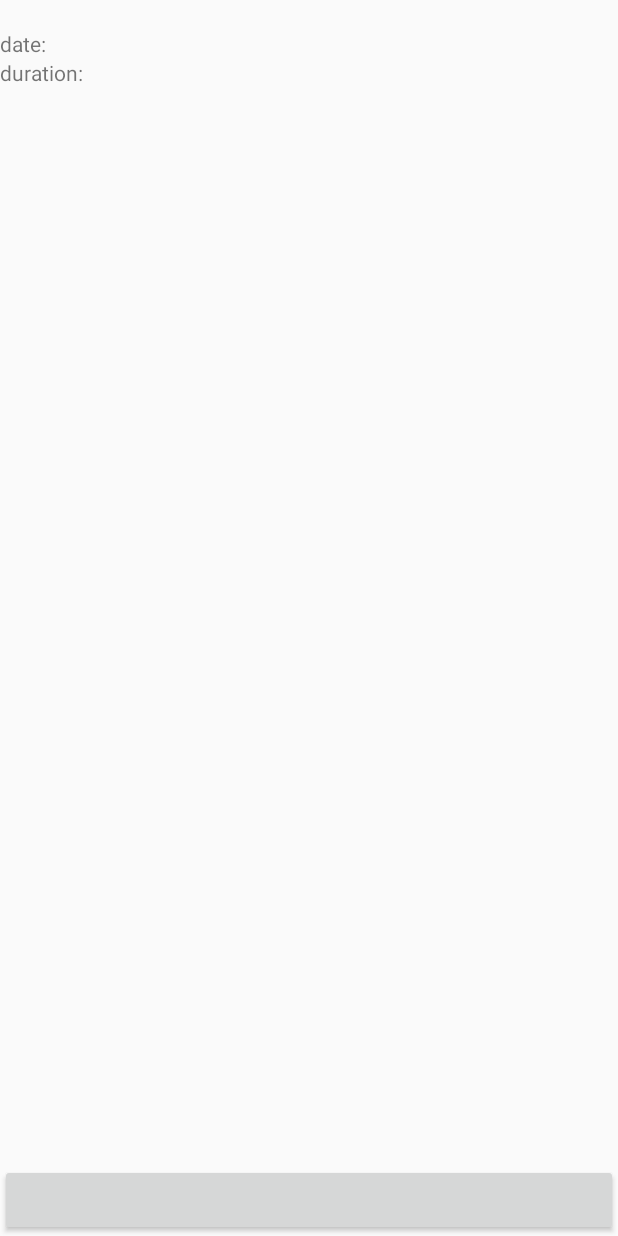
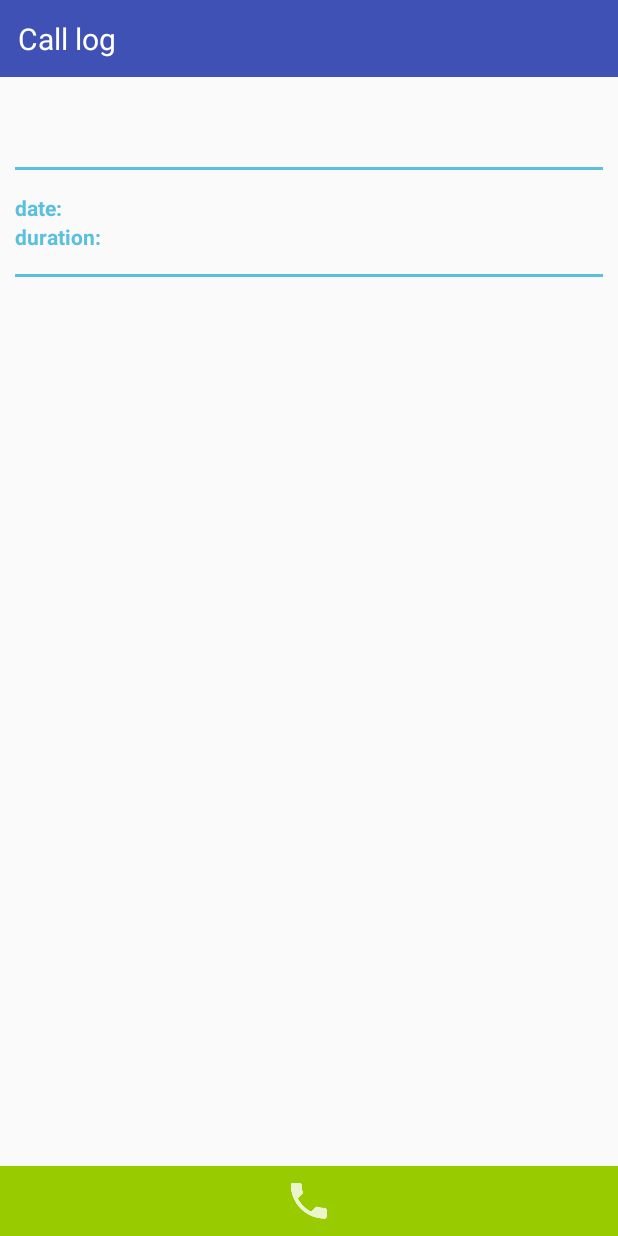
Before and after one commit to velev1/Learning-Android, an Android app: the CallLogDetails screen opened directly, with no data from a screen before it, on a phone screen of 412 x 824 dp. Run offline under Robolectric (Android 15) with nearby library versions, the phone set to English and light mode, and no system bars; 4 statements that could not run were skipped.

Commit message:
update layout

```diff
--- a/Phonebook/app/src/main/res/layout/activity_add_contact.xml
+++ b/Phonebook/app/src/main/res/layout/activity_add_contact.xml
@@ -12,13 +12,15 @@
         android:orientation="vertical">
 
         <TextView
-            android:layout_width="wrap_content"
+            android:id="@+id/header"
+            android:layout_width="match_parent"
             android:layout_height="wrap_content"
             android:layout_gravity="center"
-            android:layout_marginTop="5dp"
-            android:text="@string/add_contact"
-            android:textSize="25sp"
-            android:textStyle="bold" />
+            android:background="@color/colorPrimary"
+            android:padding="12dp"
+            android:text="Add contact"
+            android:textColor="#fff"
+            android:textSize="20sp" />
 
         <EditText
             android:id="@+id/et_name"
--- a/Phonebook/app/src/main/res/layout/activity_call_log_details.xml
+++ b/Phonebook/app/src/main/res/layout/activity_call_log_details.xml
@@ -11,47 +11,101 @@
         android:layout_height="match_parent">
 
         <TextView
+            android:id="@+id/header"
+            android:layout_width="match_parent"
+            android:layout_height="wrap_content"
+            android:layout_gravity="center"
+            android:background="@color/colorPrimary"
+            android:padding="12dp"
+            android:text="Call log"
+            android:textColor="#fff"
+            android:textSize="20sp" />
+
+        <RelativeLayout
+            android:layout_width="match_parent"
+            android:layout_height="wrap_content"
+            android:padding="10dp"
+            android:layout_below="@+id/header">
+
+            <TextView
                 android:id="@+id/tv_name"
                 android:layout_width="wrap_content"
-            android:layout_height="wrap_content" />
-
-        <TextView
-            android:id="@+id/lbl_date"
-            android:layout_below="@+id/tv_name"
-            android:layout_width="wrap_content"
                 android:layout_height="wrap_content"
-            android:text="@string/label_date"/>
-
-        <TextView
-            android:layout_below="@+id/lbl_date"
-            android:layout_width="wrap_content"
-            android:layout_height="wrap_content"
-            android:text="@string/label_duration"/>
+                android:textSize="25sp" />
 
             <TextView
                 android:id="@+id/tv_call_type"
                 android:layout_width="wrap_content"
                 android:layout_height="wrap_content"
-            android:layout_alignParentRight="true"/>
+                android:layout_alignBaseline="@+id/tv_name"
+                android:layout_marginLeft="10dp"
+                android:layout_marginStart="10dp"
+                android:layout_toEndOf="@+id/tv_name"
+                android:layout_toRightOf="@+id/tv_name" />
+
+            <View
+                android:id="@+id/hr"
+                android:layout_width="match_parent"
+                android:layout_height="2dp"
+                android:layout_below="@+id/tv_name"
+                android:layout_marginBottom="15dp"
+                android:layout_marginTop="15dp"
+                android:background="@color/colorInfo" />
+
+            <TextView
+                android:id="@+id/lbl_date"
+                style="@style/InfoText"
+                android:layout_width="wrap_content"
+                android:layout_height="wrap_content"
+                android:layout_below="@+id/hr"
+                android:text="@string/label_date" />
+
+            <TextView
+                android:id="@+id/lbl_duration"
+                style="@style/InfoText"
+                android:layout_width="wrap_content"
+                android:layout_height="wrap_content"
+                android:layout_below="@+id/lbl_date"
+                android:text="@string/label_duration" />
 
             <TextView
                 android:id="@+id/tv_date"
-            android:layout_below="@+id/tv_call_type"
                 android:layout_width="wrap_content"
                 android:layout_height="wrap_content"
-            android:layout_alignParentRight="true"/>
+                android:layout_alignBaseline="@+id/lbl_date"
+                android:layout_marginLeft="5dp"
+                android:layout_marginStart="5dp"
+                android:layout_toEndOf="@+id/lbl_date"
+                android:layout_toRightOf="@+id/lbl_date" />
 
             <TextView
                 android:id="@+id/tv_duration"
-            android:layout_below="@+id/tv_date"
                 android:layout_width="wrap_content"
                 android:layout_height="wrap_content"
-            android:layout_alignParentRight="true"/>
+                android:layout_alignBaseline="@+id/lbl_duration"
+                android:layout_marginLeft="5dp"
+                android:layout_marginStart="5dp"
+                android:layout_toEndOf="@+id/lbl_duration"
+                android:layout_toRightOf="@+id/lbl_duration" />
 
-        <Button
+            <View
+                android:id="@+id/hr_second"
+                android:layout_width="match_parent"
+                android:layout_height="2dp"
+                android:layout_below="@+id/lbl_duration"
+                android:layout_marginBottom="15dp"
+                android:layout_marginTop="15dp"
+                android:background="@color/colorInfo" />
+
+        </RelativeLayout>
+
+        <ImageButton
             android:layout_width="match_parent"
             android:layout_height="wrap_content"
-            android:layout_alignParentBottom="true"/>
+            android:src="@drawable/ic_call_white"
+            android:background="@color/colorSuccess"
+            android:layout_alignParentBottom="true"
+            android:padding="7dp"/>
     </RelativeLayout>
 
 
--- a/Phonebook/app/src/main/res/layout/activity_details_contact.xml
+++ b/Phonebook/app/src/main/res/layout/activity_details_contact.xml
@@ -16,18 +16,17 @@
             android:layout_height="wrap_content"
             android:layout_gravity="center"
             android:background="@color/colorPrimary"
+            android:padding="12dp"
             android:text="Contact details"
             android:textColor="#fff"
-            android:textSize="30sp"
-            android:textStyle="bold"
-            android:padding="12dp"/>
+            android:textSize="20sp" />
 
         <RelativeLayout
             android:layout_width="match_parent"
             android:layout_height="match_parent"
+            android:layout_below="@id/header"
             android:paddingLeft="8dp"
-            android:paddingRight="8dp"
-            android:layout_below="@id/header">
+            android:paddingRight="8dp">
 
             <TextView
                 android:id="@+id/tv_name"
--- a/Phonebook/app/src/main/res/layout/activity_main.xml
+++ b/Phonebook/app/src/main/res/layout/activity_main.xml
@@ -16,7 +16,7 @@
         android:elevation="6dp"
         android:minHeight="?attr/actionBarSize"
         android:theme="@style/ThemeOverlay.AppCompat.Dark.ActionBar"
-        app:popupTheme="@style/ThemeOverlay.AppCompat.Light"/>
+        app:popupTheme="@style/ThemeOverlay.AppCompat.Light" />
 
     <android.support.design.widget.TabLayout
         android:id="@+id/tab_layout"
@@ -26,12 +26,12 @@
         android:background="?attr/colorPrimary"
         android:elevation="6dp"
         android:minHeight="?attr/actionBarSize"
-        android:theme="@style/ThemeOverlay.AppCompat.Dark.ActionBar"/>
+        android:theme="@style/ThemeOverlay.AppCompat.Dark.ActionBar" />
 
     <android.support.v4.view.ViewPager
         android:id="@+id/pager"
         android:layout_width="match_parent"
         android:layout_height="fill_parent"
-        android:layout_below="@id/tab_layout"/>
+        android:layout_below="@id/tab_layout" />
 
 </RelativeLayout>
```
Lines whose indentation alone changed are shown as unchanged.
